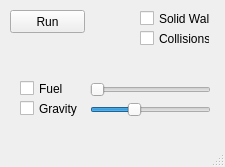
Qt form controlwindow.ui (mcromb/ParticleBox) before a commit.
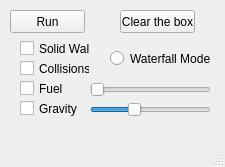
The same form after that commit.

Commit message: Changes to the user control of the system - added a 'waterfall mode' and a button to clear the balls. One thing of annoyance is collisions don't work for diff size particles.

```diff
--- a/controlwindow.ui
+++ b/controlwindow.ui
@@ -30,8 +30,8 @@
    <widget class="QCheckBox" name="checkBox">
     <property name="geometry">
      <rect>
-      <x>140</x>
-      <y>10</y>
+      <x>20</x>
+      <y>40</y>
       <width>70</width>
       <height>17</height>
      </rect>
@@ -88,8 +88,8 @@
    <widget class="QCheckBox" name="CollisionsCB">
     <property name="geometry">
      <rect>
-      <x>140</x>
-      <y>30</y>
+      <x>20</x>
+      <y>60</y>
       <width>70</width>
       <height>17</height>
      </rect>
@@ -120,6 +120,32 @@
      <enum>QSlider::NoTicks</enum>
     </property>
    </widget>
+   <widget class="QRadioButton" name="waterfallMode">
+    <property name="geometry">
+     <rect>
+      <x>110</x>
+      <y>50</y>
+      <width>101</width>
+      <height>17</height>
+     </rect>
+    </property>
+    <property name="text">
+     <string>Waterfall Mode</string>
+    </property>
+   </widget>
+   <widget class="QPushButton" name="ClearB">
+    <property name="geometry">
+     <rect>
+      <x>120</x>
+      <y>10</y>
+      <width>75</width>
+      <height>23</height>
+     </rect>
+    </property>
+    <property name="text">
+     <string>Clear the box</string>
+    </property>
+   </widget>
   </widget>
   <widget class="QMenuBar" name="menubar">
    <property name="geometry">
```
Left out of the diff: 85 changed lines with no effect on the pictures. The commit also changes 17 other files.
